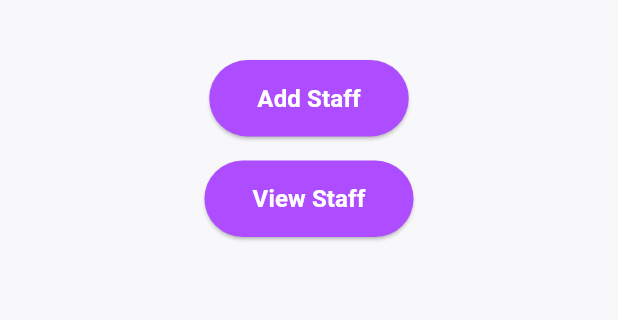
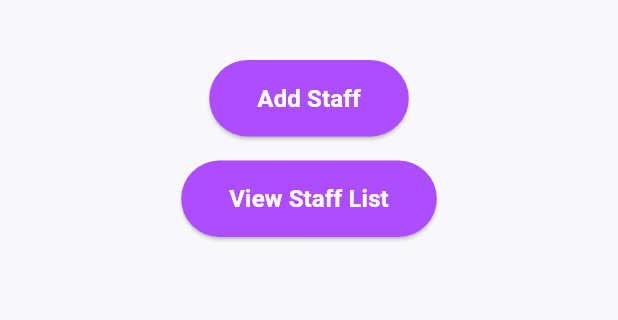
Before and after one commit to alyadinaa/Lab_Test-MyStaffApp, a Flutter app: the screen it shows after launch, on a phone screen of 412 x 824 dp, the part 612-932 px from its top. Run offline on Flutter 3.47's test engine with Material 3 defaults, Android fonts, the phone set to English and light mode, and no system bars; our stand-ins replace cloud_firestore, firebase_core; accounts and stored records are empty.

Commit message:
update home_page

```diff
--- a/lib/home_page.dart
+++ b/lib/home_page.dart
@@ -64,7 +64,7 @@ class HomePage extends StatelessWidget {
                     );
                   },
                   child: const Text(
-                    'View Staff',
+                    'View Staff List',
                     style: TextStyle(
                       fontSize: 16,
                       fontWeight: FontWeight.bold,
```
